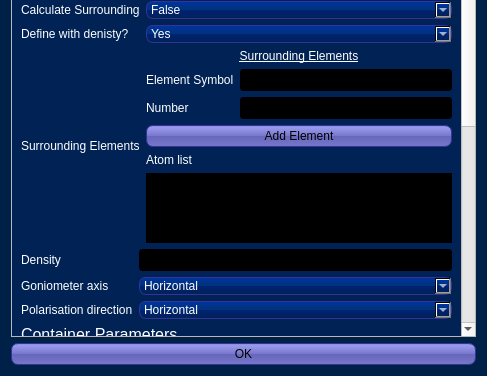
The window that RD3D_GUI/crystaladvanced.ui (jdickerson95/qt_RADDDOSE-3D) describes before a commit, drawn with Qt 5; both pictures show x 0 to 487 and y 174 to 550 of the 487 by 550 pixel window.
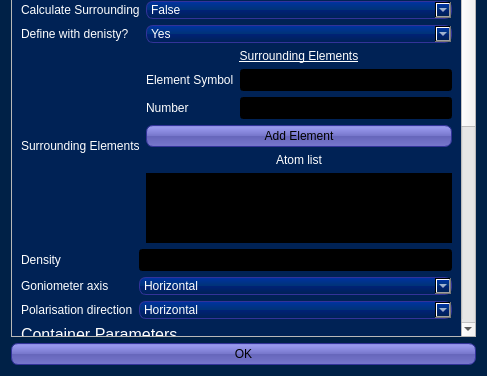
The same window after the commit.

Commit message: Align centre

The edit to the form file:
```diff
--- a/RD3D_GUI/crystaladvanced.ui
+++ b/RD3D_GUI/crystaladvanced.ui
@@ -499,7 +499,7 @@
       <property name="geometry">
        <rect>
         <x>0</x>
-        <y>-385</y>
+        <y>-406</y>
         <width>453</width>
         <height>907</height>
        </rect>
@@ -1441,6 +1441,9 @@
              <property name="text">
               <string>Atom list</string>
              </property>
+             <property name="alignment">
+              <set>Qt::AlignCenter</set>
+             </property>
             </widget>
            </item>
            <item>
```
Left out of the diff: 3 changed lines with no effect on the pictures. The commit also changes 7 other files.
